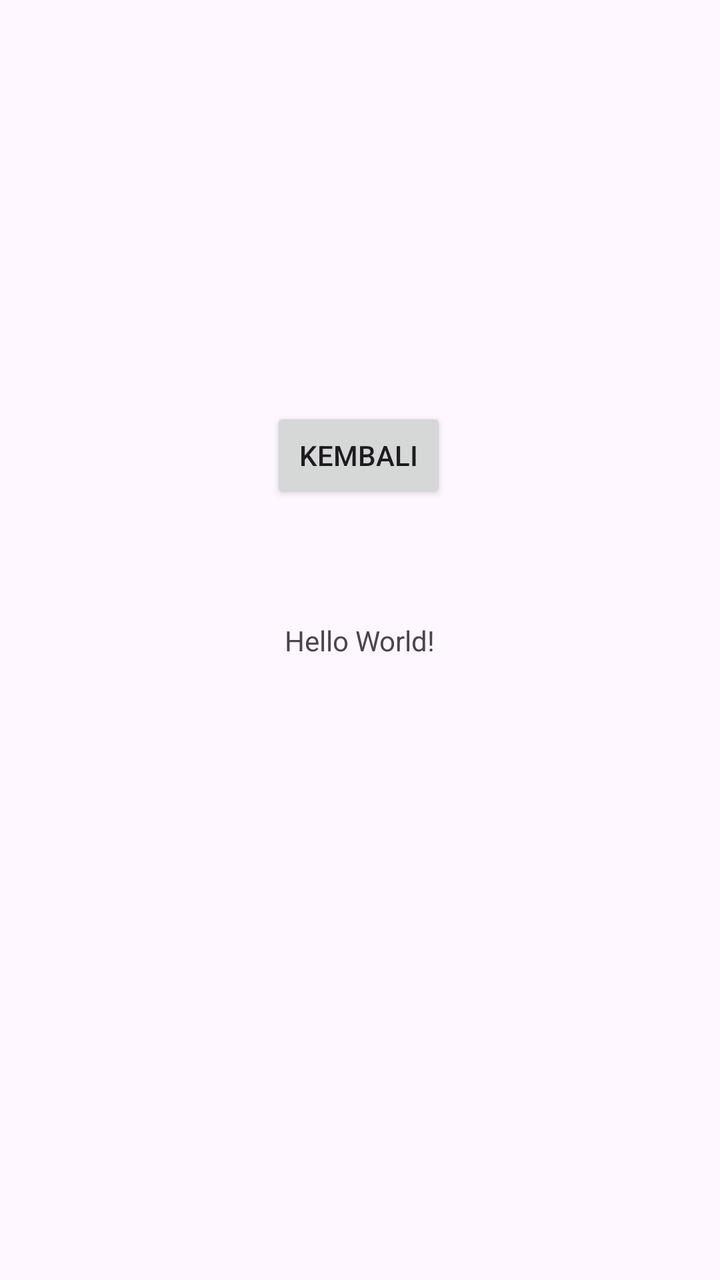
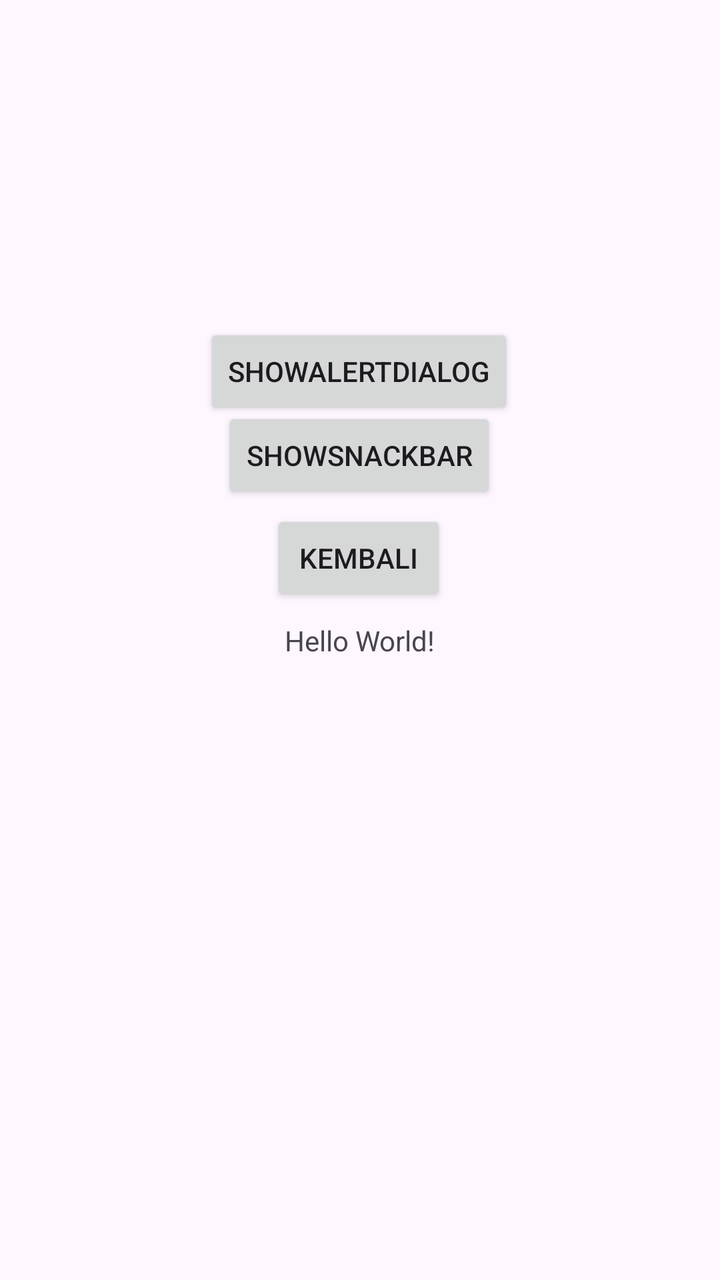

Two renders of the same Android screen: before a commit and after it. Below are the layout's source before the change and the commit's diff.
<!-- AndroidManifest.xml: application theme Theme.Bumi_Sultan -->
<!-- res/layout/activity_fourth.xml -->
<?xml version="1.0" encoding="utf-8"?>
<androidx.constraintlayout.widget.ConstraintLayout xmlns:android="http://schemas.android.com/apk/res/android"
    xmlns:app="http://schemas.android.com/apk/res-auto"
    xmlns:tools="http://schemas.android.com/tools"
    android:id="@+id/main"
    android:layout_width="match_parent"
    android:layout_height="match_parent"
    tools:context=".MainActivity">

    <TextView
        android:id="@+id/textView"
        android:layout_width="wrap_content"
        android:layout_height="wrap_content"
        android:text="Hello World!"
        app:layout_constraintBottom_toBottomOf="parent"
        app:layout_constraintEnd_toEndOf="parent"
        app:layout_constraintStart_toStartOf="parent"
        app:layout_constraintTop_toTopOf="parent" />

    <Button
        android:id="@+id/btnKembali"
        android:layout_width="wrap_content"
        android:layout_height="wrap_content"
        android:text="Kembali"
        app:layout_constraintBottom_toBottomOf="parent"
        app:layout_constraintEnd_toEndOf="parent"
        app:layout_constraintHorizontal_bias="0.498"
        app:layout_constraintStart_toStartOf="parent"
        app:layout_constraintTop_toTopOf="parent"
        app:layout_constraintVertical_bias="0.344" />

</androidx.constraintlayout.widget.ConstraintLayout>
<!-- resources referenced by this layout -->
<resources>
  <style name="Theme.Bumi_Sultan" parent="Base.Theme.Bumi_Sultan" />
  <style name="Base.Theme.Bumi_Sultan" parent="Theme.Material3.DayNight.NoActionBar">
          
          
      </style>
</resources>

<!-- the commit's change to res/layout/activity_fourth.xml (unified diff, before → after) -->
@@ -18,6 +18,31 @@
         app:layout_constraintTop_toTopOf="parent" />
 
     <Button
+        android:id="@+id/btnShowSnackbar"
+        android:layout_width="wrap_content"
+        android:layout_height="wrap_content"
+        android:text="ShowSnackbar"
+
+        app:layout_constraintBottom_toBottomOf="parent"
+        app:layout_constraintEnd_toEndOf="parent"
+        app:layout_constraintHorizontal_bias="0.498"
+        app:layout_constraintStart_toStartOf="parent"
+        app:layout_constraintTop_toTopOf="parent"
+        app:layout_constraintVertical_bias="0.344" />
+
+    <Button
+        android:id="@+id/btnShowAlertDialog"
+        android:layout_width="wrap_content"
+        android:layout_height="wrap_content"
+        android:text="ShowAlertDialog"
+        app:layout_constraintBottom_toBottomOf="parent"
+        app:layout_constraintEnd_toEndOf="parent"
+        app:layout_constraintHorizontal_bias="0.498"
+        app:layout_constraintStart_toStartOf="parent"
+        app:layout_constraintTop_toTopOf="parent"
+        app:layout_constraintVertical_bias="0.273" />
+
+    <Button
         android:id="@+id/btnKembali"
         android:layout_width="wrap_content"
         android:layout_height="wrap_content"
@@ -27,6 +52,6 @@
         app:layout_constraintHorizontal_bias="0.498"
         app:layout_constraintStart_toStartOf="parent"
         app:layout_constraintTop_toTopOf="parent"
-        app:layout_constraintVertical_bias="0.344" />
+        app:layout_constraintVertical_bias="0.431" />
 
 </androidx.constraintlayout.widget.ConstraintLayout>
